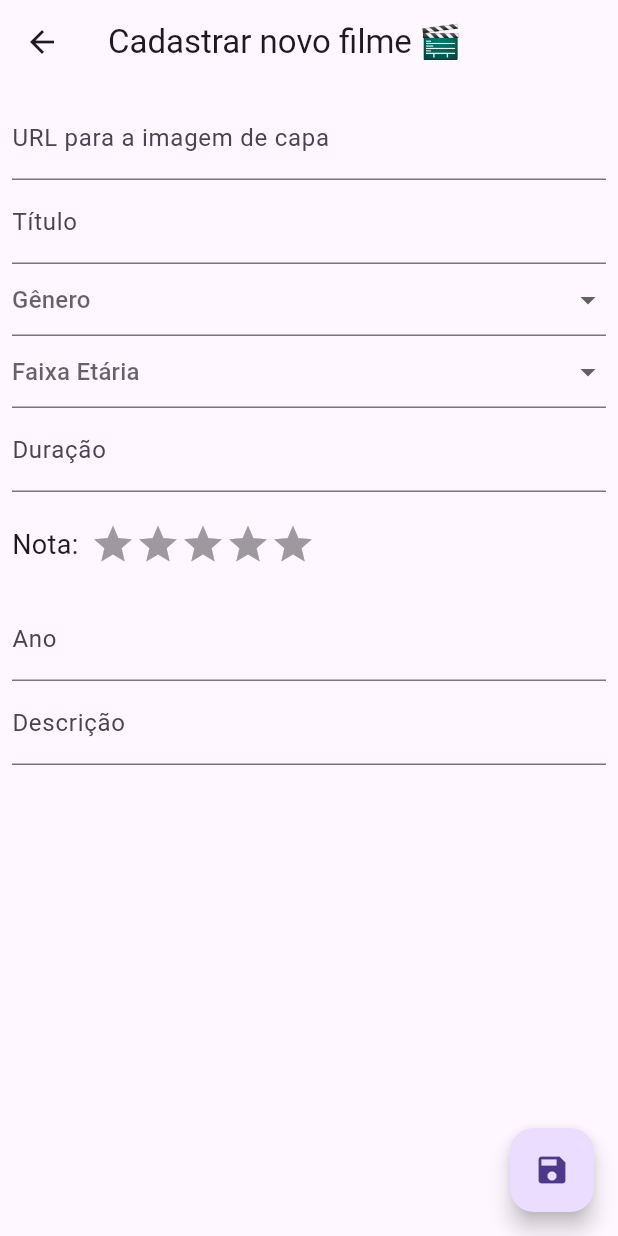
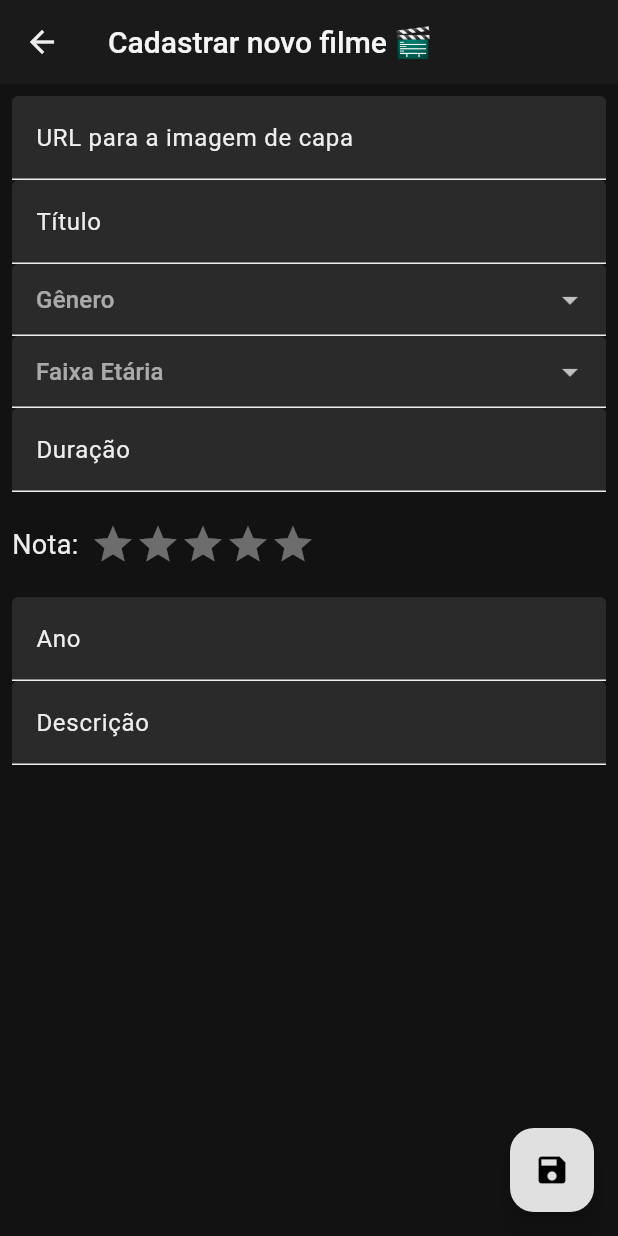
Before and after one commit to RebeccaNery/MovieTracker, a Flutter app: the screen it shows after launch, after a tap on the "add" icon, on a phone screen of 412 x 824 dp. Run offline on Flutter 3.47's test engine with Material 3 defaults, Android fonts, the light colour scheme and no system bars; drawn by our look-alikes of flutter_rating_bar; our stand-ins replace sqflite; accounts and stored records are empty; network calls fail.

Commit message:
add tema escuro

```diff
--- a/lib/main.dart
+++ b/lib/main.dart
@@ -1,18 +1,20 @@
 import 'package:flutter/material.dart';
-import '../view/detalhar_filme.dart';
 import '../view/listar_filmes.dart';
-
+import 'theme.dart';
 
 void main(){
-  runApp(const MyApp());
+  runApp(MyApp());
 }
 
 class MyApp extends StatelessWidget {
-  const MyApp({super.key});
+  MyApp({super.key});
 
   @override
   Widget build(BuildContext context) {
-    return const MaterialApp(
+    return MaterialApp(
+      title: "🎬 MyMovieTracker 🎬",
+      debugShowCheckedModeBanner: false,
+      theme: temaFilmesDark,
       home: ListarFilmes(),
 
     );
--- /dev/null
+++ b/lib/theme.dart
@@ -0,0 +1,61 @@
+import 'package:flutter/material.dart';
+
+// Cole aqui a definição completa do seu ThemeData
+final ThemeData temaFilmesDark = ThemeData(
+  useMaterial3: true,
+  brightness: Brightness.dark,
+  colorScheme: ColorScheme.dark(
+    primary: Colors.grey[300]!,
+    onPrimary: Colors.black,
+    secondary: Colors.grey[600]!,
+    onSecondary: Colors.white,
+    surface: Color(0xFF1E1E1E),
+    onSurface: Colors.grey[200]!,
+    background: Color(0xFF121212),
+    onBackground: Colors.grey[200]!,
+    error: Colors.redAccent[200]!,
+    onError: Colors.black,
+  ),
+  scaffoldBackgroundColor: Color(0xFF121212),
+  appBarTheme: AppBarTheme(
+    backgroundColor: Color(0xFF1A1A1A),
+    foregroundColor: Colors.grey[200],
+    elevation: 0,
+    titleTextStyle: TextStyle(
+      color: Colors.grey[100],
+      fontSize: 20,
+      fontWeight: FontWeight.w500,
+    ),
+  ),
+  cardTheme: CardTheme(
+    color: Color(0xFF1E1E1E),
+    elevation: 2,
+    margin: EdgeInsets.symmetric(vertical: 8, horizontal: 0),
+    shape: RoundedRectangleBorder(borderRadius: BorderRadius.circular(12)),
+  ),
+  textTheme: TextTheme(
+    // ... (resto do seu textTheme)
+    displayLarge: TextStyle(color: Colors.grey[100], fontWeight: FontWeight.bold),
+    bodyLarge: TextStyle(color: Colors.grey[300], fontSize: 16),
+  ).apply(
+    bodyColor: Colors.grey[300],
+    displayColor: Colors.grey[100],
+  ),
+  inputDecorationTheme: InputDecorationTheme(
+    // ... (resto do seu inputDecorationTheme)
+    filled: true,
+    fillColor: Colors.grey[800]?.withOpacity(0.5),
+    hintStyle: TextStyle(color: Colors.grey[500]),
+  ),
+  elevatedButtonTheme: ElevatedButtonThemeData(
+    // ... (resto do seu elevatedButtonTheme)
+    style: ElevatedButton.styleFrom(
+      backgroundColor: Colors.grey[300],
+      foregroundColor: Colors.black,
+    ),
+  ),
+  // ... (outras customizações do tema)
+);
+
+// Você também pode definir o tema claro aqui, se tiver um
+// final ThemeData temaFilmesLight = ThemeData( ... );
```
